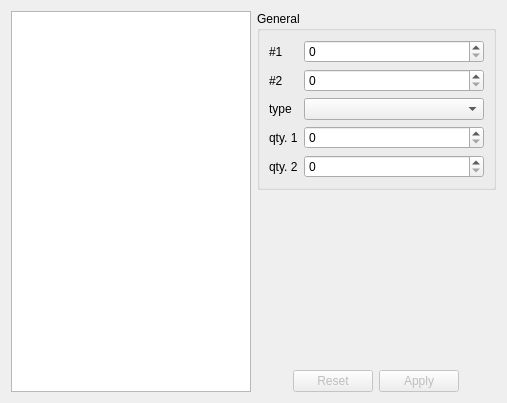
The window that source-code/1/equipmenttab.ui (nobodyF34R/ykw-editors) describes before a commit, drawn with Qt 5.
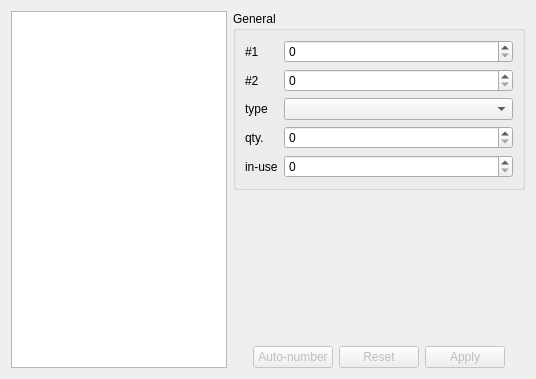
The same window after the commit.

The edit to the form file:
```diff
--- a/source-code/1/equipmenttab.ui
+++ b/source-code/1/equipmenttab.ui
@@ -6,8 +6,8 @@
    <rect>
     <x>0</x>
     <y>0</y>
-    <width>507</width>
-    <height>403</height>
+    <width>536</width>
+    <height>379</height>
    </rect>
   </property>
   <property name="windowTitle">
@@ -86,7 +86,7 @@
               <item row="4" column="0">
                <widget class="QLabel" name="label_7">
                 <property name="text">
-                 <string>qty. 1</string>
+                 <string>qty.</string>
                 </property>
                </widget>
               </item>
@@ -95,17 +95,24 @@
                 <property name="minimum">
                  <number>0</number>
                 </property>
+                <property name="maximum">
+                 <number>255</number>
+                </property>
                </widget>
               </item>
               <item row="5" column="0">
                <widget class="QLabel" name="label_4">
                 <property name="text">
-                 <string>qty. 2</string>
+                 <string>in-use</string>
                 </property>
                </widget>
               </item>
               <item row="5" column="1">
-               <widget class="QSpinBox" name="count2SB"/>
+               <widget class="QSpinBox" name="count2SB">
+                <property name="maximum">
+                 <number>255</number>
+                </property>
+               </widget>
               </item>
              </layout>
             </item>
@@ -142,6 +149,16 @@
            </property>
           </spacer>
          </item>
+         <item>
+          <widget class="QPushButton" name="autoNumberingB">
+           <property name="enabled">
+            <bool>false</bool>
+           </property>
+           <property name="text">
+            <string>Auto-number</string>
+           </property>
+          </widget>
+         </item>
          <item>
           <widget class="QPushButton" name="resetButton">
            <property name="enabled">
```
